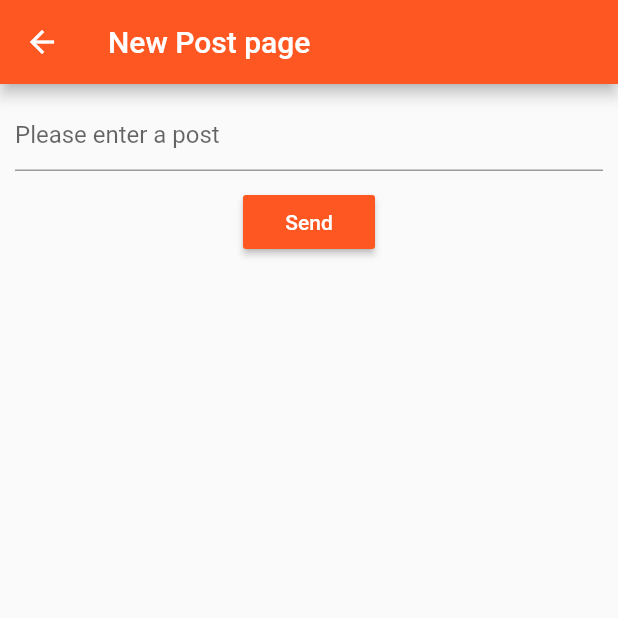
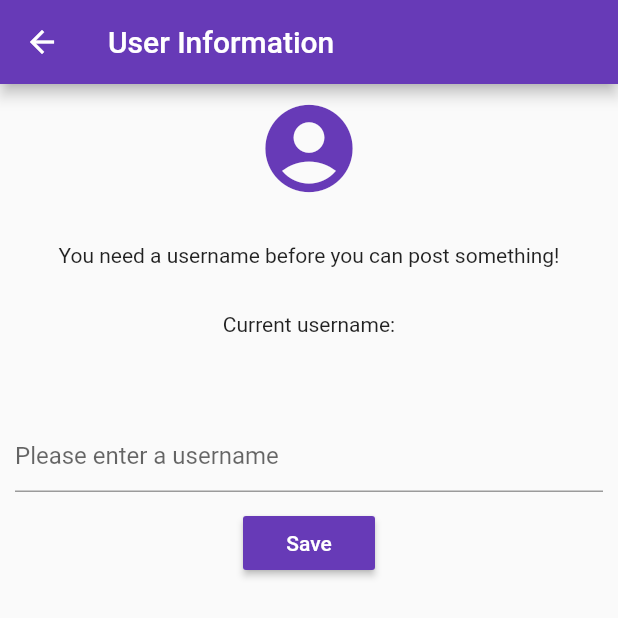
Before and after one commit to youssouf-dev/afyc-app, a Flutter app: the screen it shows after launch, after a tap on the "add" icon, on a phone screen of 412 x 824 dp, the top half of it. Run offline on Flutter 3.47's test engine with Material 2 defaults, Android fonts, the phone set to English and light mode, and no system bars; our stand-ins replace cloud_firestore, shared_preferences; accounts and stored records are empty.

Commit message:
working user information

```diff
--- a/lib/main.dart
+++ b/lib/main.dart
@@ -1,8 +1,11 @@
-// import 'dart:async';
+import 'dart:async';
+import 'new_post.dart';
+import 'post_detail.dart';
+import 'user_info.dart';
 import 'package:flutter/material.dart';
 import 'package:cloud_firestore/cloud_firestore.dart';
-import 'new_post.dart';
-import 'post_detail.dart';
+import 'package:shared_preferences/shared_preferences.dart';
+
 
 void main() => runApp(new MyApp());
 
@@ -10,15 +13,18 @@ class MyApp extends StatelessWidget {
   // This widget is the root of your application.
   @override
   Widget build(BuildContext context) {
+
     return new MaterialApp(
-      title: 'Flutter Demo',
+      title: 'Afyc Demo',
       theme: new ThemeData(
         primarySwatch: Colors.blue,
       ),
-      home: new MyHomePage(title: 'Home Page'),
+      // home: new MyHomePage(title: 'Home Page'),
+      home: new MyHomePage(title: 'Home Page') ,
       routes: <String, WidgetBuilder> {
        "/newPostPage": (BuildContext context) => new NewPostPage(),
-       "/postDetailPage": (BuildContext context) => new PostDetailPage("fff"),
+      //  "/postDetailPage": (BuildContext context) => new PostDetailPage("fff"),
+       "/userInfoPage": (BuildContext context) => new UserInfoPage(),
      },
     );
   }
@@ -34,17 +40,98 @@ class MyHomePage extends StatefulWidget {
 }
 
 class _MyHomePageState extends State<MyHomePage> {
+  // Future<SharedPreferences> _prefs = SharedPreferences.getInstance();
+  // Future<SharedPreferences> _prefs = SharedPreferences.getInstance();
+  // Future<int> _counter;
+  // Future<String> _username;
+
+  // int _counter = 0;
+  String _myUsername = "_";
+
+  @override
+  void initState() {
+    super.initState();
+    _loadUsername();
+  }
+
+  //Loading the current username  on start
+  _loadUsername() async {
+    SharedPreferences prefs = await SharedPreferences.getInstance();
+    setState(() {
+      _myUsername = (prefs.getString('username') ?? "+_+");
+    });
+  }
+
+  //Incrementing counter after click
+  // _incrementCounter() async {
+  //   SharedPreferences prefs = await SharedPreferences.getInstance();
+  //   setState(() {
+  //     _counter = (prefs.getInt('counter') ?? 0) + 1;
+  //     prefs.setInt('counter', _counter);
+  //   });
+  // }
+
+  _goToNewPostPage() async {
+
+    // SharedPreferences prefs = await SharedPreferences.getInstance();
+
+    if (_myUsername == "_" || _myUsername == "+_+"){
+      Navigator.of(context).pushNamed("/userInfoPage");
+    } else {
+      Navigator.of(context).pushNamed("/newPostPage");
+    }
+
+
+    // final SharedPreferences prefs = await _prefs;
+    // final int counter = (prefs.getInt('counter') ?? 0) + 1;
+
+    // prefs.setInt('counter', counter);
+
+    // setState(() {
+    //   _counter = prefs.setInt("counter", counter).then((bool success) {
+    //     return counter;
+    //   });
+    // });
+  }
+
+
 
   @override
   Widget build(BuildContext context) {
+    // _loadUsername();
     return new Scaffold(
       appBar: new AppBar(
         title: new Text(widget.title),
+        // title: new Text(_myUsername),
+        actions: <Widget>[
+            IconButton(
+              icon: const Icon(Icons.account_circle),
+              onPressed: () {Navigator.of(context).pushNamed("/userInfoPage");},
+              // onPressed: _insert,
+              tooltip: 'Checkout your profile',
+            ),
+          ],
       ),
       body: new PostList(),
+      // body: Center(
+      //   child: Column(
+      //     mainAxisAlignment: MainAxisAlignment.center,
+      //     children: <Widget>[
+      //       Text(
+      //         'You have pushed the button this many times:',
+      //       ),
+      //       Text(
+      //         '$_myUsername',
+      //         style: Theme.of(context).textTheme.display1,
+      //       ),
+      //     ],
+      //   ),
+      // ),
       floatingActionButton: new FloatingActionButton(
-        onPressed: () {Navigator.of(context).pushNamed("/newPostPage");},
-        tooltip: 'New Post',
+        // onPressed: () {Navigator.of(context).pushNamed("/newPostPage");},
+        onPressed: _goToNewPostPage,
+        // tooltip: 'New Post',
+        // tooltip: ,
         child: new Icon(Icons.add),
       ), // This trailing comma makes auto-formatting nicer for build methods.
     );
@@ -65,11 +152,11 @@ class PostList extends StatelessWidget {
                 Navigator.of(context).push(
                   new MaterialPageRoute(
                     builder: (context) {
-                      return new PostDetailPage(document.documentID);
+                      return new PostDetailPage(document);
                       }
                     )
                 );
-                print(document.documentID);
+                // print(document.documentID);
                 },
               onLongPress: () {print("wanna delete?");},
               title: new Text(document['message']),
--- /dev/null
+++ b/lib/user_info.dart
@@ -0,0 +1,116 @@
+import 'dart:async';
+import 'package:flutter/material.dart';
+// import 'package:cloud_firestore/cloud_firestore.dart';
+import 'package:shared_preferences/shared_preferences.dart';
+
+class UserInfoPage extends StatefulWidget {
+  @override
+  _UserInfoPageState createState() => new _UserInfoPageState();
+}
+
+class _UserInfoPageState extends State<UserInfoPage> {
+
+  String _myUsername = "";
+  String _newName = "";
+
+  @override
+  void initState() {
+    super.initState();
+    _loadUsername();
+    // final prefs = SharedPreferences.getInstance();
+    // prefs.setInt('counter', 2);
+
+    // _counter = _prefs.then((SharedPreferences prefs) {
+    //   return (prefs.getInt('counter') ?? 0);
+    // });
+
+    // Firestore.instance
+    // .collection('posts')
+    // .where("topic", isEqualTo: "flutter")
+    // .snapshots()
+    // .listen((data) =>
+    //     data.documents.forEach((doc) => print(doc["title"])));
+  }
+
+  //Loading the current username on start
+  _loadUsername() async {
+    SharedPreferences prefs = await SharedPreferences.getInstance();
+    setState(() {
+      _myUsername = (prefs.getString('username') ?? "+_+");
+    });
+  }
+
+  Future<Null> _saveName(value) async {
+  setState(() {
+    _newName = value;
+  });
+
+  return null;
+}
+
+// Updating username after click
+  _updateUsername() async {
+
+    if (_newName == "") {
+      print('No Name entered!!!');
+    } else {
+      SharedPreferences prefs = await SharedPreferences.getInstance();
+      setState(() {
+        prefs.setString('username', _newName);
+      });
+      //return to the previous screen
+      Navigator.pop(context);
+    }
+
+  }
+
+
+  @override
+  Widget build(BuildContext context) {
+    return new Scaffold(
+      appBar: new AppBar(
+        title: new Text("User Information"),
+        backgroundColor: Colors.deepPurple
+      ),
+      body: new Container(
+        child: new Center(
+          child: new Column(
+            mainAxisAlignment: MainAxisAlignment.start,
+            children: <Widget>[
+              new IconButton(icon: new Icon(Icons.account_circle, color: Colors.deepPurple), iconSize: 70.0, onPressed: null),
+              new Container(
+                padding: const EdgeInsets.all(20.0),
+                child: new Text("You need a username before you can post something!", textAlign: TextAlign.center,),
+              ),
+              new Container(
+                padding: const EdgeInsets.all(10.0),
+                child: new Text("Current username: ", textAlign: TextAlign.center,),
+              ),
+              new Container(
+                padding: const EdgeInsets.all(10.0),
+                child: new Text(_myUsername, textAlign: TextAlign.center,),
+              ),
+              new Container(
+                padding: const EdgeInsets.all(10.0),
+                child: new TextField(
+                onChanged: (value) {_saveName(value);},
+                decoration: InputDecoration(
+                  // border: InputBorder.none,
+                  hintText: 'Please enter a username'
+                  ),
+                ),
+              ),
+              new RaisedButton(
+                color: Colors.deepPurple,
+                textColor: Colors.white,
+                onPressed: _updateUsername,
+                child: Text('Save'),
+            ),
+            ]
+          )
+        )
+      ),
+
+    );
+  }
+}
--- a/pubspec.yaml
+++ b/pubspec.yaml
@@ -21,6 +21,7 @@ dependencies:
   cupertino_icons: ^0.1.2
   cloud_firestore: 0.8.0
   firebase_core: ^0.2.5
+  shared_preferences: ^0.4.2
   # firebase_core: "0.1.0"
   # firebase_auth: "0.5.3"
   # google_sign_in: "3.0.0"
```
Also changed, not shown: lib/new_post.dart (+19 -1 lines), lib/post_detail.dart (+6 -6 lines), pubspec.lock, 1 other file.
